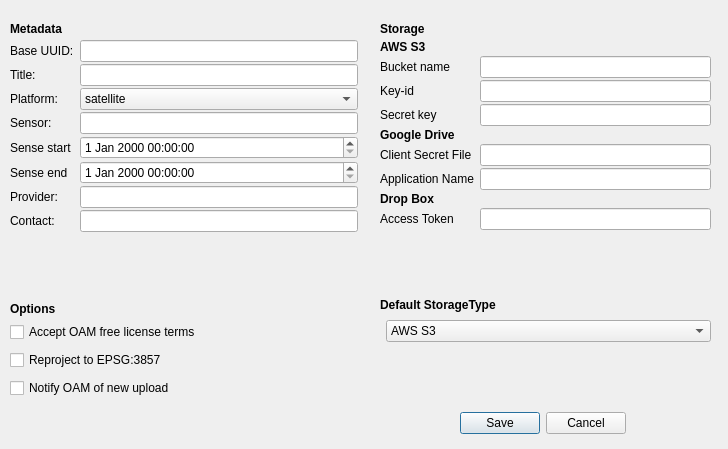
Old version of the form OpenAerialMap/gui/ui/setting_dialog.ui in the repository hotosm/oam-qgis-plugin.
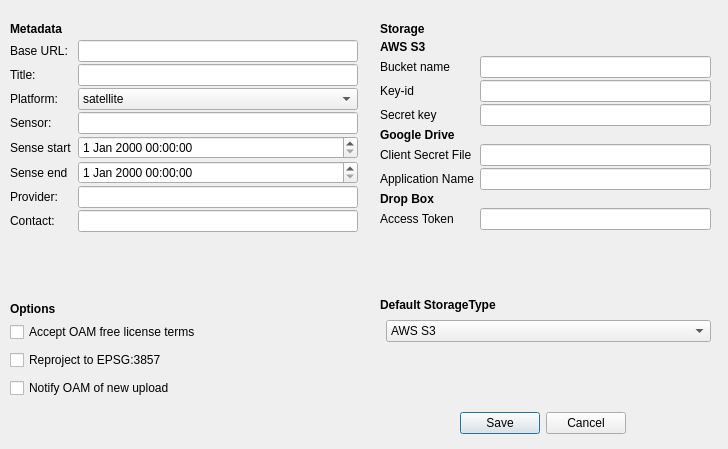
New version of the form.

Commit message: 1.modified a filename retrieval statement 2.changed some text of labels 3.commented out unnecessary codes

Diff of the .ui file:
```diff
--- a/OpenAerialMap/gui/ui/setting_dialog.ui
+++ b/OpenAerialMap/gui/ui/setting_dialog.ui
@@ -81,7 +81,7 @@
     <item row="0" column="0">
      <widget class="QLabel" name="base_uuid_label">
       <property name="text">
-       <string>Base UUID:</string>
+       <string>Base URL:</string>
       </property>
      </widget>
     </item>
```
The commit also changes 3 other files.
